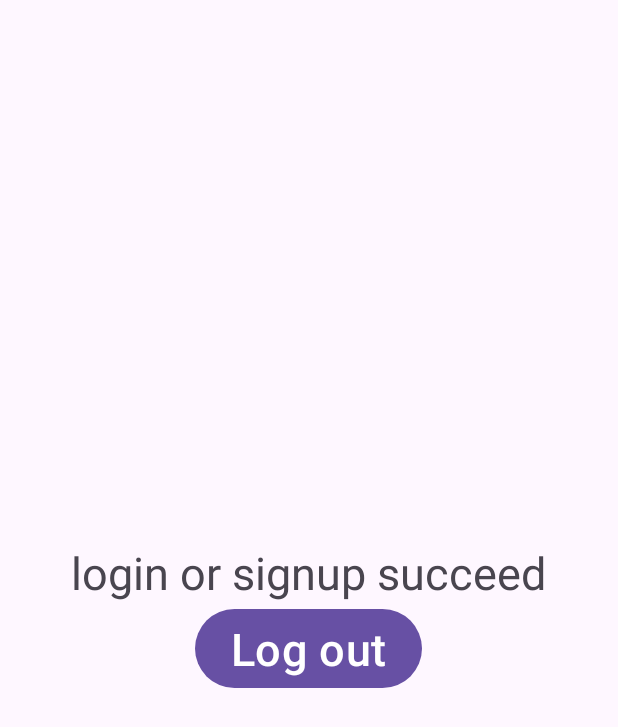
After one commit to AlaDdin0709/Touristo, an Android app: the layout mainactivity.xml on its own in the app's theme, with its tools: preview values and no code run, on a phone screen of 412 x 824 dp. The commit adds this screen. Shown: the top 727 px of the screen. Run offline under Robolectric (Android 15) with nearby library versions, the phone set to English and light mode, and no system bars.

Commit message:
Login and SignUp need test

```diff
--- /dev/null
+++ b/app/src/main/res/layout/mainactivity.xml
@@ -0,0 +1,24 @@
+<?xml version="1.0" encoding="utf-8"?>
+<LinearLayout xmlns:android="http://schemas.android.com/apk/res/android"
+    android:layout_width="match_parent"
+    android:layout_height="match_parent"
+    android:orientation="vertical"
+    android:gravity="center"
+    >
+
+    <TextView
+        android:id="@+id/text_view"
+        android:layout_width="wrap_content"
+        android:layout_height="wrap_content"
+        android:text="@string/login_or_signup_succeed"
+        android:textSize="30sp"
+        />
+
+    <Button
+        android:id="@+id/log_out_button"
+        android:layout_width="wrap_content"
+        android:layout_height="wrap_content"
+        android:text="@string/log_out"
+        android:textSize="30sp"/>
+
+</LinearLayout>
--- a/app/src/main/res/layout/sign_up.xml
+++ b/app/src/main/res/layout/sign_up.xml
@@ -26,7 +26,7 @@
         android:paddingEnd="10dp">
 
         <EditText
-            android:id="@+id/name"
+            android:id="@+id/sign_up_name"
             android:layout_width="350dp"
             android:layout_height="60dp"
             android:layout_marginTop="50dp"
@@ -48,7 +48,7 @@
             android:padding="8dp" />
 
         <EditText
-            android:id="@+id/login_password"
+            android:id="@+id/sign_up_password"
             android:layout_width="350dp"
             android:layout_height="60dp"
             android:layout_marginTop="20dp"
@@ -72,7 +72,7 @@
             android:padding="8dp" />
 
         <Button
-            android:id="@+id/Sign_uo_button"
+            android:id="@+id/Sign_up_button"
             android:layout_width="350dp"
             android:layout_height="70dp"
             android:layout_marginTop="30dp"
--- a/app/src/main/res/values/strings.xml
+++ b/app/src/main/res/values/strings.xml
@@ -1,3 +1,5 @@
 <resources>
     <string name="app_name">Touristo</string>
+    <string name="login_or_signup_succeed">login or signup succeed</string>
+    <string name="log_out">Log out</string>
 </resources>
```
Also changed, not shown: app/build.gradle.kts (+15 -0 lines), app/src/main/AndroidManifest.xml (+15 -3 lines), app/src/main/java/com/example/touristo/Login.java (added, +104 -0 lines), app/src/main/java/com/example/touristo/MainActivity.java (+42 -0 lines), app/src/main/java/com/example/touristo/Register.java (added, +118 -0 lines), build.gradle.kts (+8 -0 lines), 1 other file.
